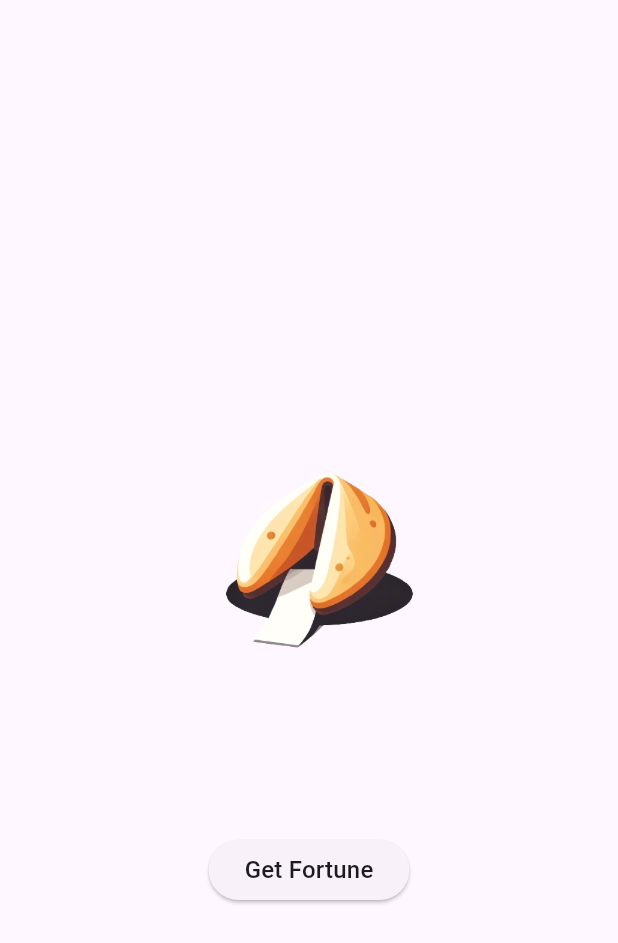
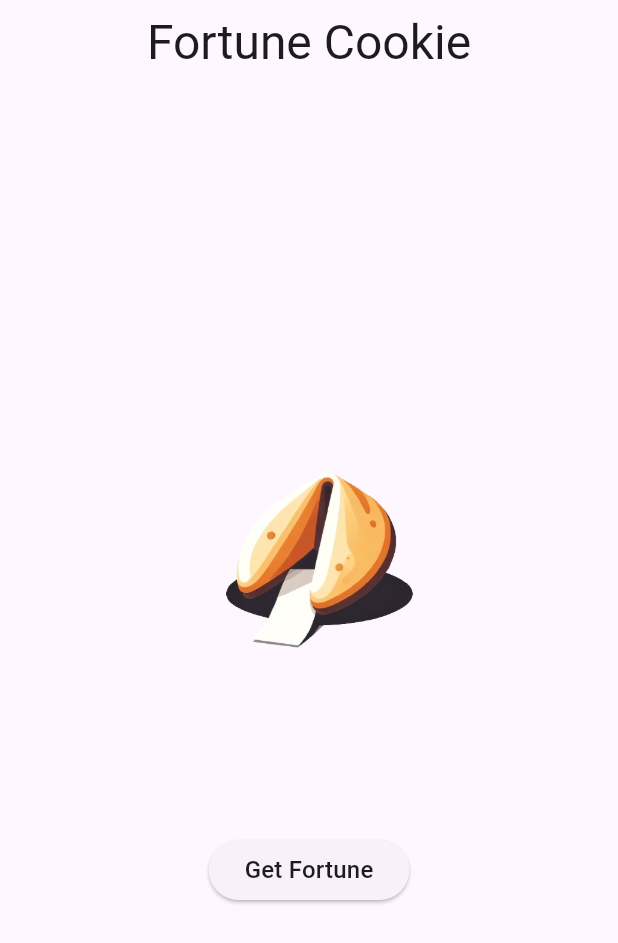
Before and after one commit to Darkskeith/fortune_cookie, a Flutter app: the screen it shows after launch, on a phone screen of 412 x 824 dp. Shown: the top 943 px of the screen. Run offline on Flutter 3.47's test engine with Material 3 defaults, Android fonts, the phone set to English and light mode, and no system bars.

```diff
--- a/lib/main.dart
+++ b/lib/main.dart
@@ -58,7 +58,11 @@ class _MyHomePageState extends State<MyHomePage> {
   @override
   Widget build(BuildContext context) {
     return Scaffold(
-      appBar: AppBar(),
+      appBar: AppBar(
+        title: Text("Fortune Cookie"),
+        titleTextStyle: Theme.of(context).textTheme.headlineLarge,
+        centerTitle: true,
+      ),
       body: Center(
         child: Column(
           mainAxisAlignment: MainAxisAlignment.center,
```
